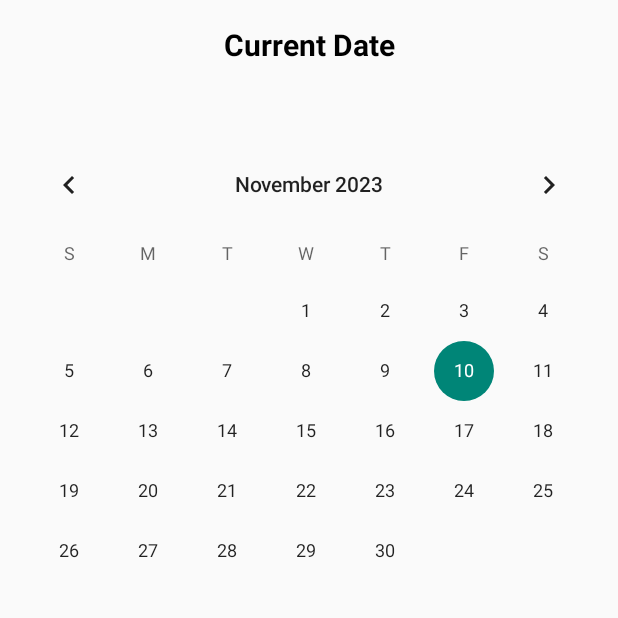
After one commit to cerysmooney/MobileApps_TESTING_CODES_USE_THIS_FOR_PRACTISE, an Android app built with Jetpack Compose: the CalendarPage screen opened directly, with no data from a screen before it, on a phone screen of 412 x 824 dp, the top half of it. The commit adds this screen. Run offline under Robolectric (Android 15) with nearby library versions, the phone set to English and light mode, and no system bars.

Commit message:
Calendar creation

```diff
--- a/app/build.gradle.kts
+++ b/app/build.gradle.kts
@@ -61,12 +61,14 @@ dependencies {
     implementation("androidx.compose.material3:material3")
     implementation("androidx.constraintlayout:constraintlayout:2.1.4")
     implementation(platform("androidx.compose:compose-bom:2023.03.00"))
+    implementation(platform("androidx.compose:compose-bom:2023.03.00"))
     testImplementation("junit:junit:4.13.2")
     androidTestImplementation("androidx.test.ext:junit:1.1.5")
     androidTestImplementation("androidx.test.espresso:espresso-core:3.5.1")
     androidTestImplementation(platform("androidx.compose:compose-bom:2023.03.00"))
     androidTestImplementation("androidx.compose.ui:ui-test-junit4")
     androidTestImplementation(platform("androidx.compose:compose-bom:2023.03.00"))
+    androidTestImplementation(platform("androidx.compose:compose-bom:2023.03.00"))
     debugImplementation("androidx.compose.ui:ui-tooling")
     debugImplementation("androidx.compose.ui:ui-test-manifest")
 }
--- a/app/src/main/AndroidManifest.xml
+++ b/app/src/main/AndroidManifest.xml
@@ -12,6 +12,11 @@
         android:supportsRtl="true"
         android:theme="@style/Theme.MobileApps_TESTING_CODES_USE_THIS_FOR_PRACTISE"
         tools:targetApi="31">
+        <activity
+            android:name=".CalendarPage"
+            android:exported="false"
+            android:label="@string/title_activity_calendar_page"
+            android:theme="@style/Theme.MobileApps_TESTING_CODES_USE_THIS_FOR_PRACTISE" />
         <activity
             android:name=".NamePage"
             android:exported="false"
--- /dev/null
+++ b/app/src/main/java/com/example/mobileapps_testing_codes_use_this_for_practise/CalendarPage.kt
@@ -0,0 +1,63 @@
+package com.example.mobileapps_testing_codes_use_this_for_practise
+
+import android.os.Bundle
+import android.widget.CalendarView
+import androidx.activity.ComponentActivity
+import androidx.activity.compose.setContent
+import androidx.compose.foundation.layout.fillMaxSize
+import androidx.compose.material3.MaterialTheme
+import androidx.compose.material3.Surface
+import android.widget.CalendarView.OnDateChangeListener
+import android.widget.TextView
+import androidx.compose.material3.Text
+import androidx.compose.runtime.Composable
+import androidx.compose.ui.Modifier
+import androidx.compose.ui.tooling.preview.Preview
+import com.example.mobileapps_testing_codes_use_this_for_practise.ui.theme.MobileApps_TESTING_CODES_USE_THIS_FOR_PRACTISETheme
+
+class CalendarPage : ComponentActivity() {
+    lateinit var dateTV: TextView
+    lateinit var calendarView: CalendarView
+    override fun onCreate(savedInstanceState: Bundle?) {
+        super.onCreate(savedInstanceState)
+        setContentView(R.layout.calendar_page)
+
+        // initializing variables of
+        // list view with their ids.
+        dateTV = findViewById(R.id.idTVDate)
+        calendarView = findViewById(R.id.calendarView)
+
+        // on below line we are adding set on
+        // date change listener for calendar view.
+        calendarView
+            .setOnDateChangeListener(
+                OnDateChangeListener { view, year, month, dayOfMonth ->
+                    // In this Listener we are getting values
+                    // such as year, month and day of month
+                    // on below line we are creating a variable
+                    // in which we are adding all the variables in it.
+                    val Date = (dayOfMonth.toString() + "-"
+                            + (month + 1) + "-" + year)
+
+                    // set this date in TextView for Display
+                    dateTV.setText(Date)
+                })
+
+    }
+}
+
+@Composable
+fun Greeting3(name: String, modifier: Modifier = Modifier) {
+    Text(
+        text = "Hello $name!",
+        modifier = modifier
+    )
+}
+
+@Preview(showBackground = true)
+@Composable
+fun GreetingPreview3() {
+    MobileApps_TESTING_CODES_USE_THIS_FOR_PRACTISETheme {
+        Greeting3("Android")
+    }
+}
--- /dev/null
+++ b/app/src/main/res/layout/calendar_page.xml
@@ -0,0 +1,30 @@
+<?xml version="1.0" encoding="utf-8"?>
+<RelativeLayout xmlns:android="http://schemas.android.com/apk/res/android"
+    xmlns:tools="http://schemas.android.com/tools"
+    android:layout_width="match_parent"
+    android:layout_height="match_parent"
+    tools:context=".MainActivity">
+
+    <!--text view for displaying the selected date-->
+    <TextView
+        android:id="@+id/idTVDate"
+        android:layout_width="match_parent"
+        android:layout_height="wrap_content"
+        android:layout_margin="8dp"
+        android:gravity="center"
+        android:padding="8dp"
+        android:text="Current Date"
+        android:textAlignment="center"
+        android:textColor="@color/black"
+        android:textSize="20sp"
+        android:textStyle="bold" />
+
+    <!-- Add CalendarView to display the Calendar -->
+    <CalendarView
+        android:id="@+id/calendarView"
+        android:layout_width="match_parent"
+        android:layout_height="wrap_content"
+        android:layout_below="@id/idTVDate"
+        android:layout_marginTop="30dp" />
+
+</RelativeLayout>
--- a/app/src/main/res/values/strings.xml
+++ b/app/src/main/res/values/strings.xml
@@ -1,4 +1,5 @@
 <resources>
     <string name="app_name">MobileApps_TESTING_CODES_USE_THIS_FOR_PRACTISE</string>
     <string name="title_activity_name_page">NamePage</string>
+    <string name="title_activity_calendar_page">CalendarPage</string>
 </resources>
```
Also changed, not shown: app/src/main/java/com/example/mobileapps_testing_codes_use_this_for_practise/NamePage.kt (+8 -0 lines), app/src/main/res/layout/name_page.xml (+8 -0 lines).
